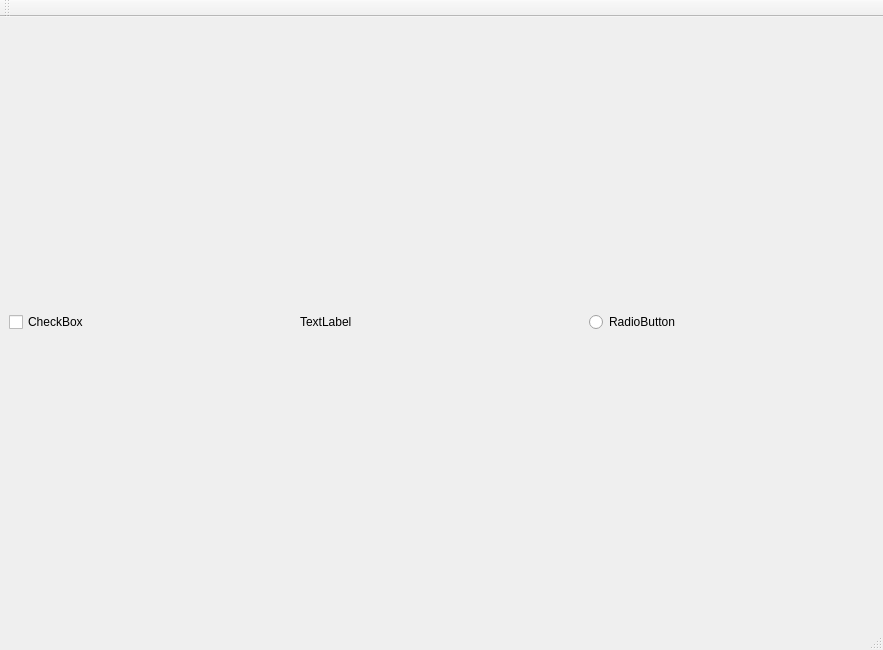
Qt form DESIGN.ui (andres-fr/qt-opencv-cpp) before a commit.
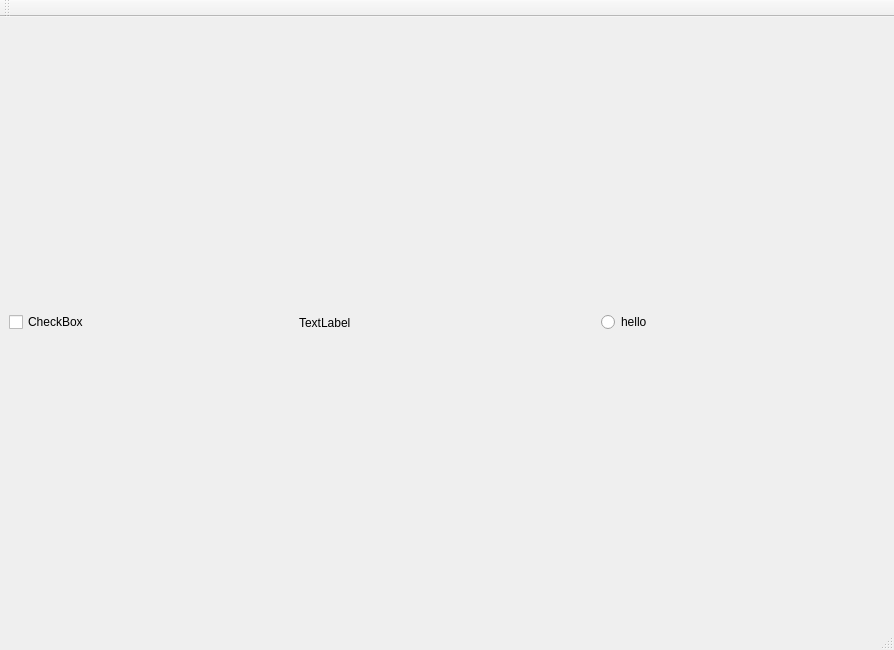
The same form after that commit.

Diff of the .ui file:
```diff
--- a/DESIGN.ui
+++ b/DESIGN.ui
@@ -6,7 +6,7 @@
    <rect>
     <x>0</x>
     <y>0</y>
-    <width>883</width>
+    <width>894</width>
     <height>650</height>
    </rect>
   </property>
@@ -40,8 +40,8 @@
        <widget class="QLabel" name="label">
         <property name="minimumSize">
          <size>
-          <width>283</width>
-          <height>564</height>
+          <width>352</width>
+          <height>287</height>
          </size>
         </property>
         <property name="maximumSize">
@@ -64,7 +64,7 @@
          </size>
         </property>
         <property name="text">
-         <string>RadioButton</string>
+         <string>hello</string>
         </property>
        </widget>
       </item>
```
Left out of the diff: 2 changed lines with no effect on the pictures.
